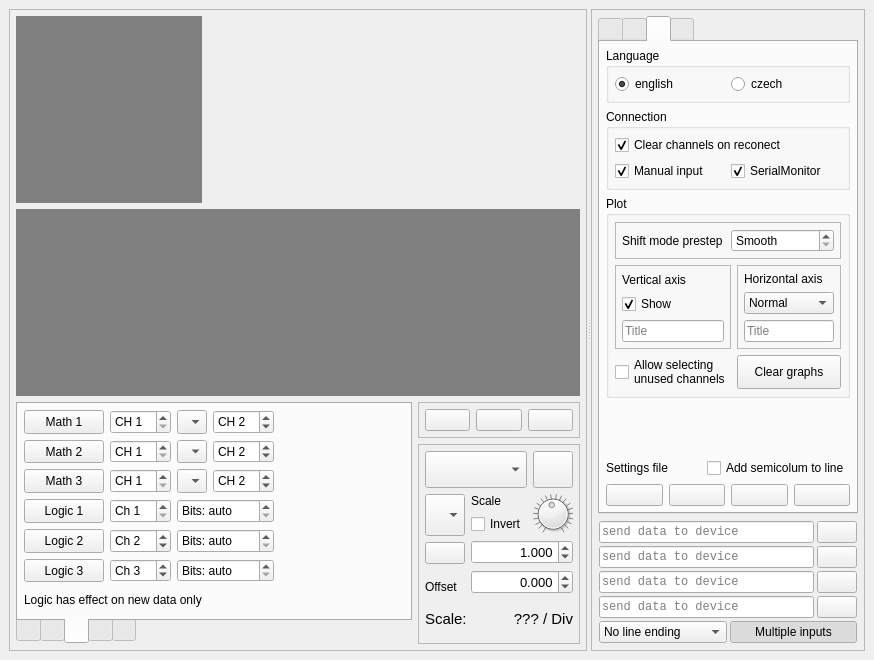
Above: mainwindow.ui from jirimaier/DataPlotter before the change. Below: the same form after it.
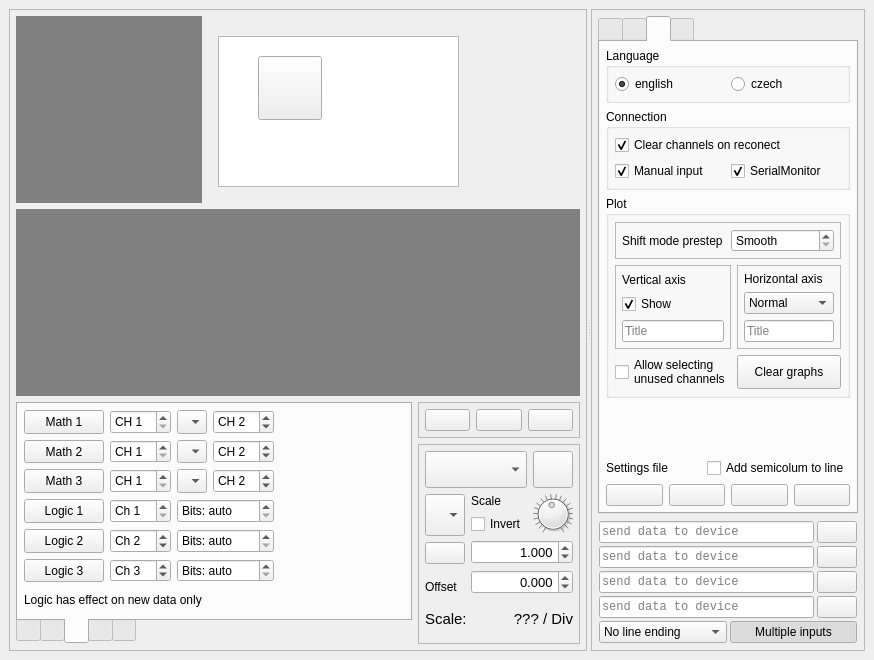
That is the form after the change. The open tabs and pages were chosen to show the change. Icons and pictures are not drawn. Custom widgets are drawn as their Qt base class.

Diff of the .ui file:
```diff
--- a/mainwindow.ui
+++ b/mainwindow.ui
@@ -115,6 +115,35 @@
             <property name="styleSheet">
              <string notr="true"/>
             </property>
+            <widget class="QTextEdit" name="textEdit">
+             <property name="geometry">
+              <rect>
+               <x>10</x>
+               <y>20</y>
+               <width>241</width>
+               <height>151</height>
+              </rect>
+             </property>
+            </widget>
+            <widget class="QPushButton" name="pushButton_4">
+             <property name="geometry">
+              <rect>
+               <x>50</x>
+               <y>40</y>
+               <width>64</width>
+               <height>64</height>
+              </rect>
+             </property>
+             <property name="maximumSize">
+              <size>
+               <width>64</width>
+               <height>64</height>
+              </size>
+             </property>
+             <property name="text">
+              <string/>
+             </property>
+            </widget>
            </widget>
           </item>
          </layout>
```
Left out of the diff: 62 changed lines with no effect on the pictures.
